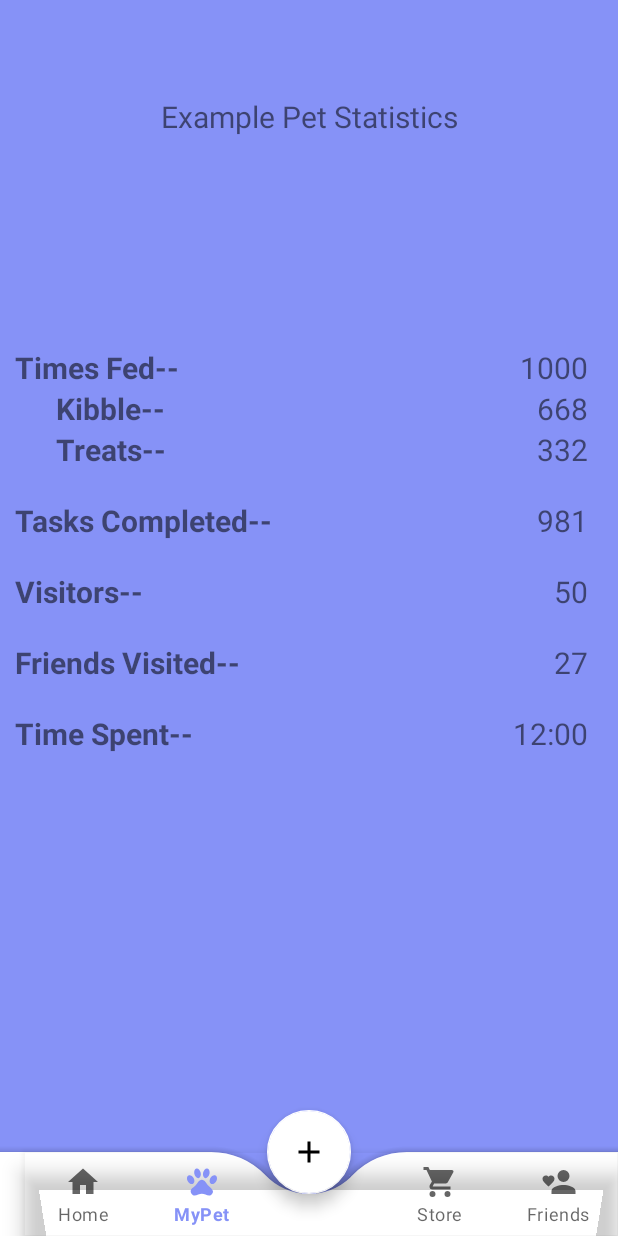
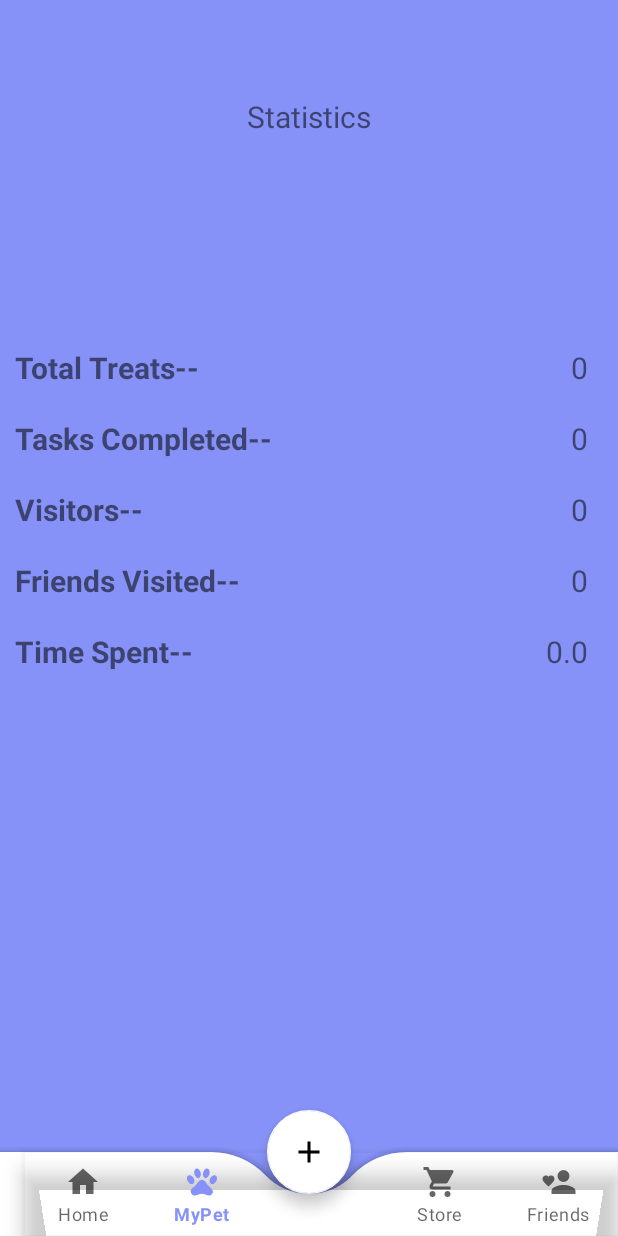
Before and after one commit to sreejaveeraghanta/AniMo, an Android app: the StatsFragment screen opened through its navigation route, on a phone screen of 412 x 824 dp. Run offline under Robolectric (Android 15) with nearby library versions, the phone set to English and light mode, and no system bars; our stand-ins replace Firebase (no records; nobody signed in at launch, a user with empty details on screens opened directly), navigation-ui.

Commit message:
Hash user password and display statistics from user

```diff
--- a/AniMo/app/src/main/java/AniMo/com/LoginActivity.kt
+++ b/AniMo/app/src/main/java/AniMo/com/LoginActivity.kt
@@ -46,11 +46,11 @@ class LoginActivity : AppCompatActivity() {
                     override fun onDataChange(snapshot: DataSnapshot) {
                         if (snapshot.exists()) {
                             for (userdata in snapshot.children) {
-                                println(userdata)
                                 val user = userdata.getValue(User::class.java)
                                 if (user != null && user.password == Util.hashPassword(password.text.toString())) {
                                     Toast.makeText(this@LoginActivity, "Successfully logged in", Toast.LENGTH_SHORT).show()
                                     val intent = Intent(this@LoginActivity, MainActivity::class.java)
+                                    intent.putExtra("name", user.name)
                                     intent.putExtra("username", username.text.toString())
                                     startActivity(intent)
                                     finish()
@@ -72,7 +72,6 @@ class LoginActivity : AppCompatActivity() {
             else {
                 Toast.makeText(this, "Cannot login please enter username and password", Toast.LENGTH_SHORT).show()
             }
-            println("yes")
         }
         createAccountButton = findViewById(R.id.create_account_button)
         binding.createAccountButton.setOnClickListener() {
--- a/AniMo/app/src/main/java/AniMo/com/MainActivity.kt
+++ b/AniMo/app/src/main/java/AniMo/com/MainActivity.kt
@@ -22,8 +22,11 @@ class MainActivity : AppCompatActivity() {
         val name = intent.getStringExtra("name")
         val username = intent.getStringExtra("username")
 
-        println(name)
-        println(username)
+        val sharedPreferences = getSharedPreferences("user", MODE_PRIVATE)
+        val editor = sharedPreferences.edit()
+        editor.putString("name", name)
+        editor.putString("username", username)
+        editor.apply()
 
         val navView: BottomNavigationView = binding.navView
 
--- a/AniMo/app/src/main/java/AniMo/com/database/User.kt
+++ b/AniMo/app/src/main/java/AniMo/com/database/User.kt
@@ -1,9 +1,12 @@
 package AniMo.com.database
-
-import kotlin.collections.ArrayList
 
 data class User(
     val name: String = "",
     val username: String = "",
     val password: String = "",
+    val treats: Int = 0,
+    val tasksCompleted: Int = 0,
+    val visitors: Int = 0,
+    val visited: Int = 0,
+    val timeSpent: Double = 0.0,
 )
--- a/AniMo/app/src/main/java/AniMo/com/database/stats/StatsDatabase.kt
+++ /dev/null
@@ -1,4 +0,0 @@
-package AniMo.com.database.stats
-
-class StatsDatabase {
-}
--- a/AniMo/app/src/main/java/AniMo/com/ui/stats/StatsFragment.kt
+++ b/AniMo/app/src/main/java/AniMo/com/ui/stats/StatsFragment.kt
@@ -8,13 +8,11 @@ import android.widget.TextView
 import androidx.fragment.app.Fragment
 import androidx.lifecycle.ViewModelProvider
 import AniMo.com.databinding.FragmentStatsBinding
+import androidx.appcompat.app.AppCompatActivity.MODE_PRIVATE
 
 class StatsFragment : Fragment() {
 
     private var _binding: FragmentStatsBinding? = null
-
-    // This property is only valid between onCreateView and
-    // onDestroyView.
     private val binding get() = _binding!!
 
     override fun onCreateView(
@@ -28,11 +26,33 @@ class StatsFragment : Fragment() {
         _binding = FragmentStatsBinding.inflate(inflater, container, false)
         val root: View = binding.root
 
+        val sharedPreferences = requireActivity().getSharedPreferences("user", MODE_PRIVATE)
+        val name = sharedPreferences.getString("name", "")
+        val username = sharedPreferences.getString("username", "")
+
+        if (username != null && name != null) {
+            statsViewModel.getUserData(username, name)
+            val treats: TextView = binding.treats
+            val tasksCompleted: TextView = binding.tasksCompleted
+            val timeSpent: TextView = binding.timeSpent
+            val visitors: TextView = binding.visitors
+            val visited: TextView = binding.visited
+
+            statsViewModel.user.observe(viewLifecycleOwner) {
+                treats.text = it.treats.toString()
+                tasksCompleted.text = it.tasksCompleted.toString()
+                timeSpent.text = it.timeSpent.toString()
+                visitors.text = it.visitors.toString()
+                visited.text = it.visited.toString()
+            }
+        }
+
         val textView: TextView = binding.textStats
         statsViewModel.text.observe(viewLifecycleOwner) {
             textView.text = it
         }
         return root
+
     }
 
     override fun onDestroyView() {
--- a/AniMo/app/src/main/java/AniMo/com/ui/stats/StatsViewModel.kt
+++ b/AniMo/app/src/main/java/AniMo/com/ui/stats/StatsViewModel.kt
@@ -1,13 +1,46 @@
 package AniMo.com.ui.stats
 
+import AniMo.com.database.User
 import androidx.lifecycle.LiveData
 import androidx.lifecycle.MutableLiveData
 import androidx.lifecycle.ViewModel
+import com.google.firebase.database.DataSnapshot
+import com.google.firebase.database.DatabaseError
+import com.google.firebase.database.FirebaseDatabase
+import com.google.firebase.database.ValueEventListener
 
 class StatsViewModel : ViewModel() {
+    private var database = FirebaseDatabase.getInstance()
+    private var reference = database.getReference("Users")
 
     private val _text = MutableLiveData<String>().apply {
-        value = "Example Pet Statistics"
+        value = "Statistics"
     }
     val text: LiveData<String> = _text
+
+    private val _user = MutableLiveData<User>().apply {
+        value = User()
+    }
+    val user:  LiveData<User> = _user
+
+    fun getUserData(username: String, name: String) {
+        reference.orderByChild("username").equalTo(username).addListenerForSingleValueEvent(object:
+            ValueEventListener {
+            override fun onDataChange(snapshot: DataSnapshot) {
+                if (snapshot.exists()) {
+                    for (userdata in snapshot.children) {
+                        val user = userdata.getValue(User::class.java)
+                        if (user != null) {
+                            _user.postValue(user)
+                            _text.postValue("${name}'s Pet Statistics")
+                        }
+                    }
+                }
+            }
+
+            override fun onCancelled(error: DatabaseError) {
+                println("error: ${error.message}")
+            }
+        })
+    }
 }
--- a/AniMo/app/src/main/res/layout/fragment_stats.xml
+++ b/AniMo/app/src/main/res/layout/fragment_stats.xml
@@ -16,14 +16,13 @@
         android:textSize="20sp"
         android:paddingBottom="140dp"/>
 
-
     <LinearLayout
         android:layout_width="wrap_content"
         android:layout_height="wrap_content"
         android:gravity="center_vertical"
         android:orientation="horizontal">
         <TextView
-            android:text="Times Fed--"
+            android:text="Total Treats--"
             android:layout_width="wrap_content"
             android:layout_height="wrap_content"
             android:paddingStart="10dp"
@@ -35,66 +34,12 @@
             android:layout_height="match_parent"
             android:layout_weight="1" />
         <TextView
-            android:text="1000"
+            android:id="@+id/treats"
             android:layout_width="wrap_content"
             android:layout_height="wrap_content"
             android:textSize="20sp"
             android:paddingEnd="20dp"
             tools:ignore="RtlSymmetry" />
-    </LinearLayout>
-
-    <LinearLayout
-        android:layout_width="wrap_content"
-        android:layout_height="wrap_content"
-        android:gravity="center_vertical"
-        android:orientation="horizontal">
-        <TextView
-            android:paddingStart="37dp"
-            android:text="Kibble--"
-            android:textStyle="bold"
-            android:layout_width="wrap_content"
-            android:layout_height="wrap_content"
-            android:textSize="20sp"
-            android:paddingRight="50dp"
-            />
-        <View
-            android:layout_width="0dp"
-            android:layout_height="match_parent"
-            android:layout_weight="1" />
-        <TextView
-            android:text="668"
-            android:layout_width="wrap_content"
-            android:layout_height="wrap_content"
-            android:textSize="20sp"
-            android:paddingEnd="20dp"
-            />
-    </LinearLayout>
-    <LinearLayout
-        android:layout_width="wrap_content"
-        android:layout_height="wrap_content"
-        android:gravity="center_vertical"
-        android:orientation="horizontal">
-        <TextView
-            android:paddingStart="37dp"
-            android:text="Treats--"
-            android:textStyle="bold"
-            android:layout_width="wrap_content"
-            android:layout_height="wrap_content"
-            android:textSize="20sp"
-            android:paddingRight="50dp"
-            />
-        <View
-            android:layout_width="0dp"
-            android:layout_height="match_parent"
-            android:layout_weight="1" />
-        <TextView
-            android:text="332"
-            android:layout_width="wrap_content"
-            android:layout_height="wrap_content"
-            android:layout_gravity="center"
-            android:textSize="20sp"
-            android:paddingEnd="20dp"
-            />
     </LinearLayout>
 
     <Space
@@ -121,7 +66,7 @@
             android:layout_height="match_parent"
             android:layout_weight="1" />
         <TextView
-            android:text="981"
+            android:id="@+id/tasks_completed"
             android:layout_width="wrap_content"
             android:layout_height="wrap_content"
             android:textSize="20sp"
@@ -152,7 +97,7 @@
             android:layout_height="match_parent"
             android:layout_weight="1" />
         <TextView
-            android:text="50"
+            android:id="@+id/visitors"
             android:layout_width="wrap_content"
             android:layout_height="wrap_content"
             android:paddingEnd="20dp"
@@ -184,7 +129,7 @@
             android:layout_height="match_parent"
             android:layout_weight="1" />
         <TextView
-            android:text="27"
+            android:id="@+id/visited"
             android:layout_width="wrap_content"
             android:layout_height="wrap_content"
             android:paddingEnd="20dp"
@@ -217,7 +162,7 @@
             android:layout_height="match_parent"
             android:layout_weight="1" />
         <TextView
-            android:text="12:00"
+            android:id="@+id/time_spent"
             android:layout_width="wrap_content"
             android:layout_height="wrap_content"
             android:paddingEnd="20dp"
```
